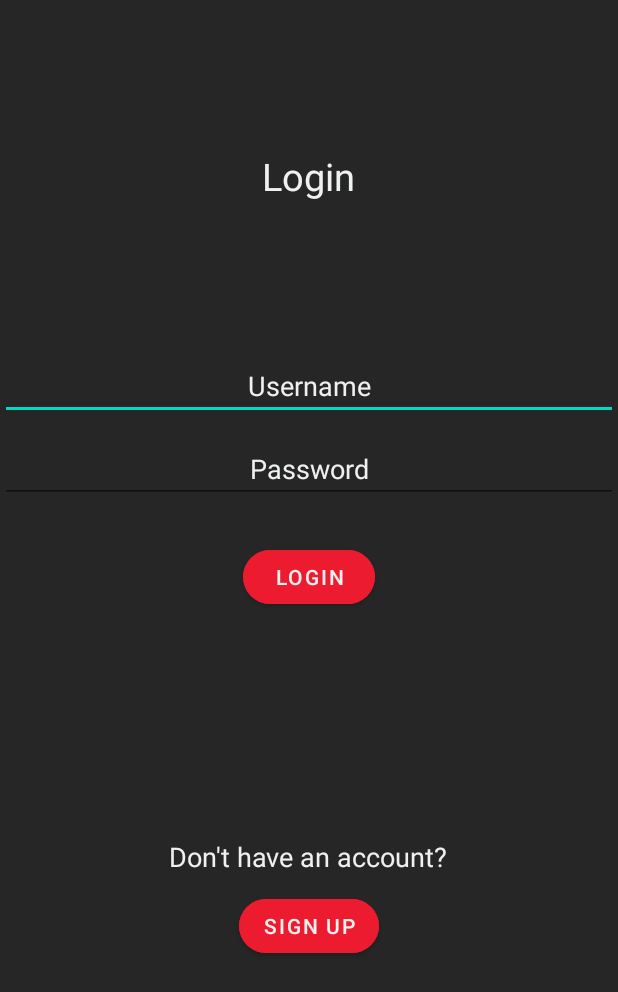
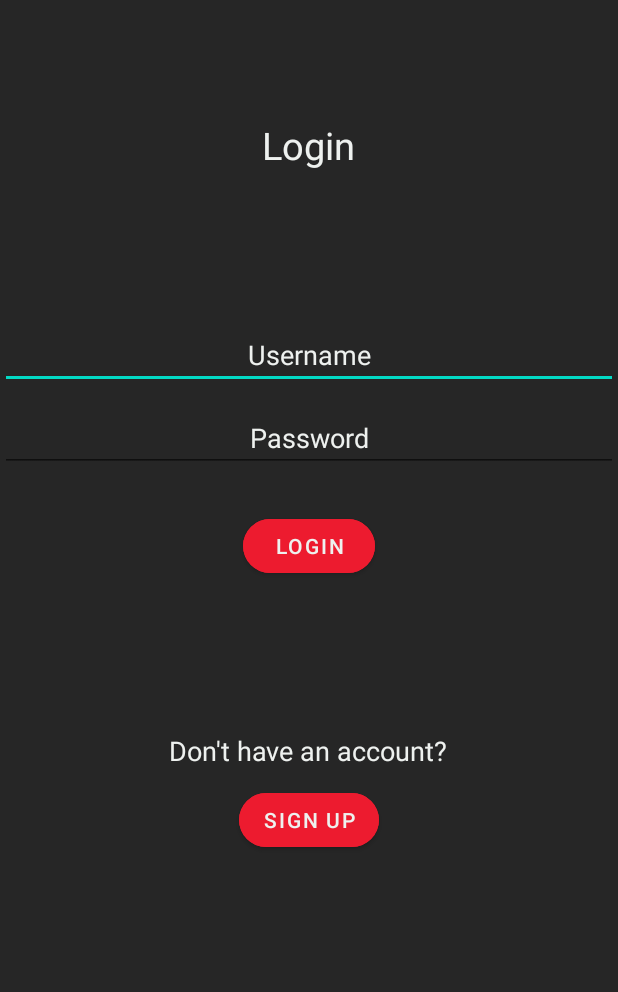
Before and after one commit to McGill-ECSE321-Fall2021/project-group-12, an Android app: the screen it shows after launch (MainActivity), on a phone screen of 412 x 824 dp. Shown: the top 992 px of the screen. Run offline under Robolectric (Android 15) with nearby library versions, the phone set to English and light mode, and no system bars; our stand-ins replace navigation-ui; libraries missing offline, so code that uses them is left out: com.loopj.android, cz.msebera.android.

Commit message:
aesthetic changes

```diff
--- a/LibraryAndroid/app/build.gradle
+++ b/LibraryAndroid/app/build.gradle
@@ -11,7 +11,7 @@ android {
         targetSdk 31
         versionCode 1
         versionName "1.0"
-
+        vectorDrawables.useSupportLibrary = true
         testInstrumentationRunner "androidx.test.runner.AndroidJUnitRunner"
     }
 
--- /dev/null
+++ b/LibraryAndroid/app/src/main/res/drawable/baseline_mystery_24.xml
@@ -0,0 +1,10 @@
+<vector xmlns:android="http://schemas.android.com/apk/res/android"
+    android:width="24dp"
+    android:height="24dp"
+    android:viewportWidth="24"
+    android:viewportHeight="24"
+    android:tint="?attr/colorControlNormal">
+  <path
+      android:fillColor="@android:color/white"
+      android:pathData="M12,3C8.5,3 5,9.33 5,14c0,3.87 3.13,7 7,7s7,-3.13 7,-7C19,9.33 15.5,3 12,3zM13,18c-3,0 -5,-1.99 -5,-5c0,-0.55 0.45,-1 1,-1s1,0.45 1,1c0,2.92 2.42,3 3,3c0.55,0 1,0.45 1,1S13.55,18 13,18z"/>
+</vector>
--- /dev/null
+++ b/LibraryAndroid/app/src/main/res/drawable/baseline_mystery_alt_24.xml
@@ -0,0 +1,10 @@
+<vector xmlns:android="http://schemas.android.com/apk/res/android"
+    android:width="24dp"
+    android:height="24dp"
+    android:viewportWidth="24"
+    android:viewportHeight="24"
+    android:tint="?attr/colorControlNormal">
+  <path
+      android:fillColor="@android:color/white"
+      android:pathData="M19,9C17,7 15.99,2 9.97,2C4.95,2 1.94,6 2,11.52C2.06,17.04 6.96,19 9.97,19c2.01,0 2.01,3 6.02,3C19,22 22,19 22,15.02C22,12 21.01,11 19,9zM12,15.5c-1.93,0 -3.5,-1.57 -3.5,-3.5s1.57,-3.5 3.5,-3.5s3.5,1.57 3.5,3.5S13.93,15.5 12,15.5z"/>
+</vector>
--- a/LibraryAndroid/app/src/main/res/layout/login_page.xml
+++ b/LibraryAndroid/app/src/main/res/layout/login_page.xml
@@ -9,7 +9,9 @@
     <LinearLayout
         android:layout_width="match_parent"
         android:layout_height="wrap_content"
+        android:layout_marginTop="4dp"
         android:orientation="vertical"
+        app:layout_constraintHorizontal_bias="0.0"
         app:layout_constraintLeft_toLeftOf="parent"
         app:layout_constraintRight_toRightOf="parent"
         app:layout_constraintTop_toTopOf="parent">
@@ -18,12 +20,12 @@
             android:id="@+id/login_text"
             android:layout_width="wrap_content"
             android:layout_height="wrap_content"
+            android:layout_gravity="center"
+            android:layout_marginTop="75dp"
+            android:gravity="center"
             android:text="Login"
             android:textAlignment="center"
             android:textColor="@color/light_color"
-            android:gravity="center"
-            android:layout_gravity="center"
-            android:layout_marginTop="100dp"
             android:textSize="25sp" />
 
         <EditText
@@ -53,10 +55,10 @@
         <Button
             android:layout_width="wrap_content"
             android:layout_height="wrap_content"
+            android:layout_gravity="center"
+            android:layout_marginTop="25dp"
             android:backgroundTint="@color/primary_color"
             android:gravity="center"
-            android:layout_gravity="center"
-            android:layout_marginTop="25dp"
             android:onClick="loginUser"
             android:text="@string/login_button_text"
             android:textColor="@color/light_color"
@@ -70,7 +72,7 @@
             android:layout_height="wrap_content"
             android:layout_alignParentBottom="true"
             android:layout_gravity="center"
-            android:layout_marginTop="150dp"
+            android:layout_marginTop="100dp"
             android:gravity="center"
             android:text="Don\'t have an account?"
             android:textAlignment="center"
@@ -79,14 +81,15 @@
             android:textColorHint="@color/light_color"
             android:textColorLink="@color/primary_color"
             android:textSize="18sp" />
+
         <Button
 
             android:layout_width="wrap_content"
             android:layout_height="wrap_content"
+            android:layout_gravity="center"
+            android:layout_marginTop="10dp"
             android:backgroundTint="@color/primary_color"
             android:gravity="center"
-            android:layout_gravity="center"
-            android:layout_marginTop="10dp"
             android:onClick="toSignUp"
             android:text="@string/signup_button_text"
             android:textColor="@color/light_color"
@@ -94,15 +97,25 @@
             app:layout_constraintBottom_toBottomOf="parent"
             app:layout_constraintEnd_toEndOf="parent" />
 
-
         <TextView
             android:id="@+id/error"
+            android:layout_width="wrap_content"
             android:layout_height="wrap_content"
-            android:layout_width="wrap_content"
             android:layout_marginTop="10dp"
-            android:visibility="gone"
             android:text=""
-            android:textColor="#FF0000"/>
+            android:textColor="#FF0000"
+            android:visibility="gone" />
+
+<!--        <ImageView-->
+<!--            android:id="@+id/mButton"-->
+<!--            android:layout_width="wrap_content"-->
+<!--            android:layout_height="wrap_content"-->
+<!--            android:layout_gravity="center"-->
+<!--            android:layout_marginTop="15dp"-->
+<!--            app:srcCompat="@drawable/baseline_mystery_24"-->
+<!--            android:onClick="toggleIcon"-->
+<!--            app:tint="@color/light_color" />-->
+
     </LinearLayout>
 
 </androidx.constraintlayout.widget.ConstraintLayout>
```
Also changed, not shown: LibraryAndroid/app/src/main/java/ca/mcgill/ecse321/library_android/MainActivity.java (+7 -0 lines).
